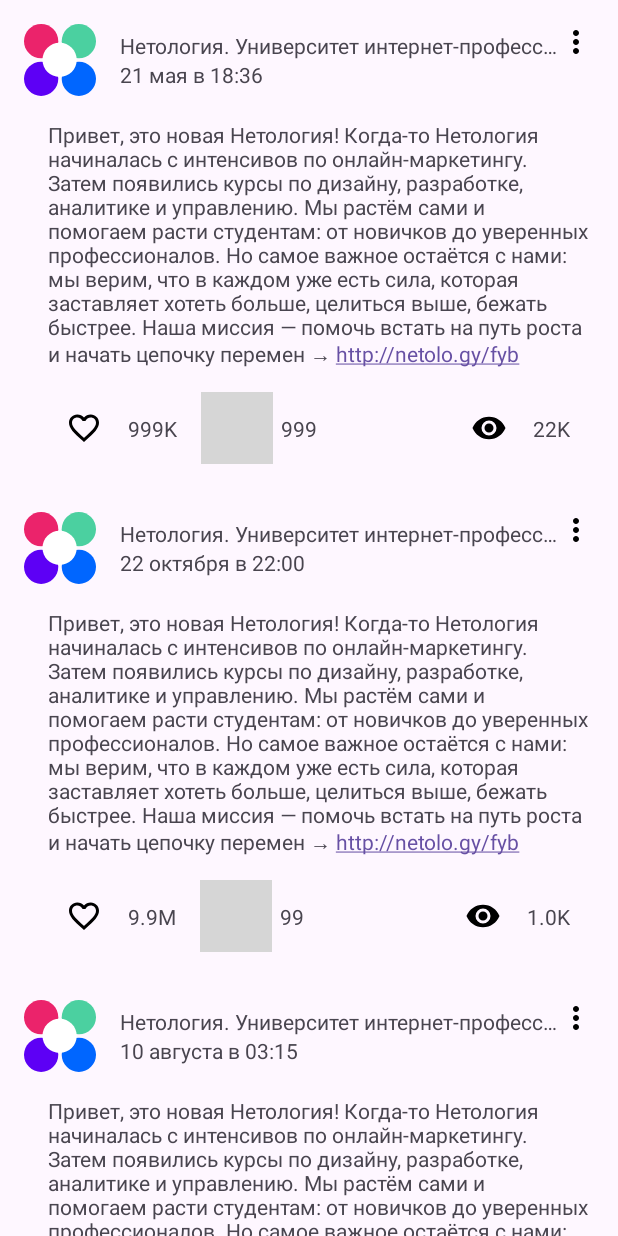
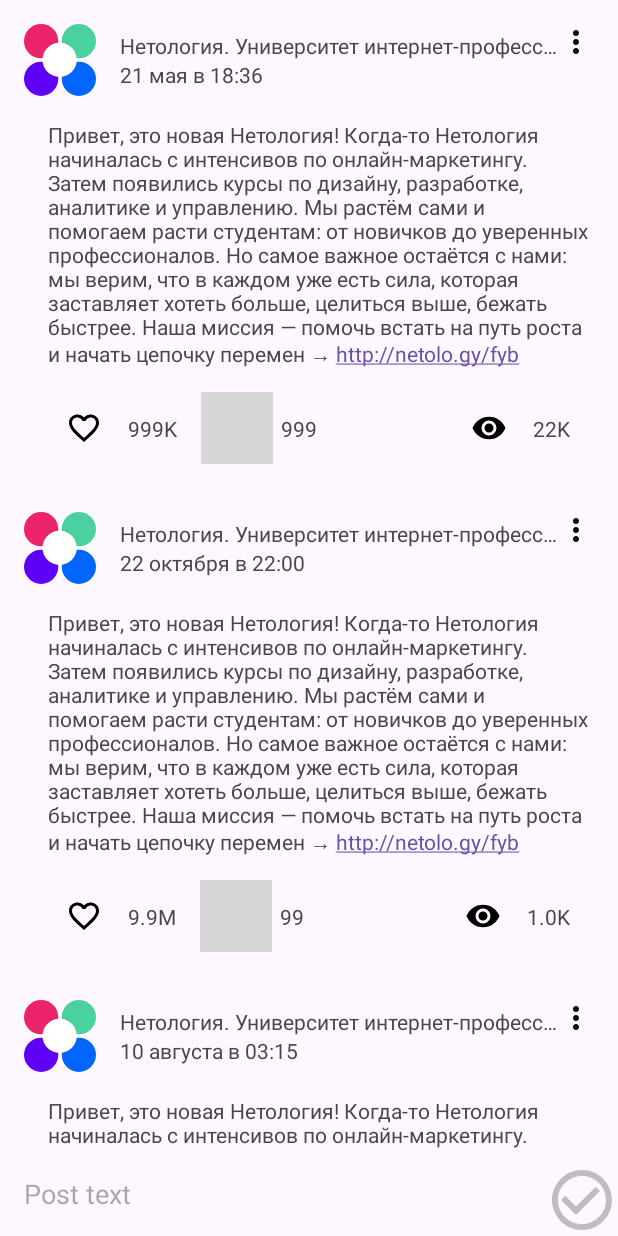
Before and after one commit to stilett00/01_firstApp, an Android app: the screen it shows after launch (MainActivity), on a phone screen of 412 x 824 dp. Run offline under Robolectric (Android 15) with nearby library versions, the phone set to English and light mode, and no system bars; grey boxes are pictures that could not be loaded.

Commit message:
add CRUD

```diff
--- a/app/src/main/java/ru/netology/nmedia/MainActivity.kt
+++ b/app/src/main/java/ru/netology/nmedia/MainActivity.kt
@@ -1,10 +1,15 @@
 package ru.netology.nmedia
 
 import android.os.Bundle
+import android.widget.Toast
 import androidx.appcompat.app.AppCompatActivity
 import androidx.activity.viewModels
+import ru.netology.nmedia.adapter.OnInteractionListener
 import ru.netology.nmedia.adapter.PostsAdapter
 import ru.netology.nmedia.databinding.ActivityMainBinding
+import ru.netology.nmedia.dto.Post
+import ru.netology.nmedia.util.AndroidUtils
+import ru.netology.nmedia.util.focusAndShowKeyboard
 import ru.netology.nmedia.viewmodel.PostViewModel
 
 
@@ -15,17 +20,57 @@
         setContentView(binding.root)
 
         val viewModel: PostViewModel by viewModels()
-        val adapter = PostsAdapter(
-            onLikeListener = { post ->
+        val adapter = PostsAdapter(object : OnInteractionListener {
+            override fun onLike(post: Post) {
                 viewModel.likeById(post.id)
-            },
-            onShareListener = { post ->
+            }
+
+            override fun onShare(post: Post) {
                 viewModel.share(post.id)
             }
+
+            override fun onRemove(post: Post) {
+                viewModel.removeById(post.id)
+            }
+
+            override fun onEdit(post: Post) {
+                viewModel.edit(post)
+            }
+
+        }
         )
         binding.list.adapter = adapter
         viewModel.data.observe(this) { posts ->
-            adapter.submitList(posts)
+            val newPost = adapter.currentList.size < posts.size
+            adapter.submitList(posts) {
+                if (newPost) {
+                    binding.list.smoothScrollToPosition(0)
+                }
+            }
+        }
+
+        viewModel.edited.observe(this) { editedPost ->
+            if (editedPost.id == 0L) return@observe
+
+            binding.content.setText(editedPost.content)
+            binding.content.focusAndShowKeyboard()
+        }
+
+        binding.save.setOnClickListener {
+            val text = binding.content.text.toString()
+            if (text.isNullOrBlank()) {
+                Toast.makeText(
+                    this,
+                    R.string.error_empty_content,
+                    Toast.LENGTH_LONG
+                ).show()
+                return@setOnClickListener
+            }
+
+            viewModel.saveContent(text)
+            binding.content.setText("")
+            binding.content.clearFocus()
+            AndroidUtils.hideKeyboard(it)
         }
     }
 }
--- a/app/src/main/java/ru/netology/nmedia/adapter/PostsAdapter.kt
+++ b/app/src/main/java/ru/netology/nmedia/adapter/PostsAdapter.kt
@@ -2,6 +2,7 @@
 
 import android.view.LayoutInflater
 import android.view.ViewGroup
+import androidx.appcompat.widget.PopupMenu
 import androidx.recyclerview.widget.ListAdapter
 import androidx.recyclerview.widget.RecyclerView
 import ru.netology.nmedia.R
@@ -9,18 +10,21 @@
 import ru.netology.nmedia.dto.Post
 import ru.netology.nmedia.ui.PostClickHandler
 
-typealias OnLikeListener = (post: Post) -> Unit
-typealias OnShareListener = (post: Post) -> Unit
+interface OnInteractionListener {
+    fun onLike(post: Post)
+    fun onShare(post: Post)
+    fun onRemove(post: Post)
+    fun onEdit(post: Post)
+}
 
 class PostsAdapter(
-    private val onLikeListener: OnLikeListener,
-    private val onShareListener: OnShareListener,
+    private val onInteractionListener: OnInteractionListener,
 ) : ListAdapter<Post, PostViewHolder>(PostDiffCallback()) {
 
     override fun onCreateViewHolder(parent: ViewGroup, viewType: Int): PostViewHolder {
         val binding =
             PostCardLayoutBinding.inflate(LayoutInflater.from(parent.context), parent, false)
-        return PostViewHolder(binding, onLikeListener, onShareListener)
+        return PostViewHolder(binding, onInteractionListener)
     }
 
     override fun onBindViewHolder(holder: PostViewHolder, position: Int) {
@@ -34,8 +38,7 @@
 
 class PostViewHolder(
     private val binding: PostCardLayoutBinding,
-    private val onLikeListener: OnLikeListener,
-    private val onShareListener: OnShareListener
+    private val onInteractionListener: OnInteractionListener,
 ) : RecyclerView.ViewHolder(binding.root) {
 
     private val postClickHandler = PostClickHandler()
@@ -55,11 +58,32 @@
             }
 
             likes.setOnClickListener {
-                onLikeListener(post)
+                onInteractionListener.onLike(post)
             }
 
             share.setOnClickListener {
-                onShareListener(post)
+                onInteractionListener.onShare(post)
+            }
+
+            menu.setOnClickListener{
+                PopupMenu(it.context, it).apply {
+                    inflate(R.menu.options_menu)
+                    setOnMenuItemClickListener { menuItem ->
+                        when (menuItem.itemId) {
+                            R.id.remove -> {
+                                onInteractionListener.onRemove(post)
+                                true
+                            }
+
+                            R.id.edit -> {
+                                onInteractionListener.onEdit(post)
+                                true
+                            }
+
+                            else -> false
+                        }
+                    }
+                }.show()
             }
 
             likesCount.text = postClickHandler.numbersConverter(post.likes)
--- a/app/src/main/java/ru/netology/nmedia/repository/PostRepository.kt
+++ b/app/src/main/java/ru/netology/nmedia/repository/PostRepository.kt
@@ -7,4 +7,6 @@
     fun getAll(): LiveData<List<Post>>
     fun likeById(id: Long)
     fun share(id: Long)
+    fun removeById(id: Long)
+    fun save(post: Post)
 }
--- a/app/src/main/java/ru/netology/nmedia/repository/PostRepositoryInMemoryImpl.kt
+++ b/app/src/main/java/ru/netology/nmedia/repository/PostRepositoryInMemoryImpl.kt
@@ -5,9 +5,10 @@
 import ru.netology.nmedia.dto.Post
 
 class PostRepositoryInMemoryImpl : PostRepository {
+    private var nextId = 1L
     private var posts = listOf(
         Post(
-            id = 1,
+            id = nextId++,
             author = "Нетология. Университет интернет-профессий будущего",
             content = "Привет, это новая Нетология! Когда-то Нетология начиналась с интенсивов по онлайн-маркетингу. Затем появились курсы по дизайну, разработке, аналитике и управлению. Мы растём сами и помогаем расти студентам: от новичков до уверенных профессионалов. Но самое важное остаётся с нами: мы верим, что в каждом уже есть сила, которая заставляет хотеть больше, целиться выше, бежать быстрее. Наша миссия — помочь встать на путь роста и начать цепочку перемен → http://netolo.gy/fyb",
             published = "21 мая в 18:36",
@@ -17,7 +18,7 @@
             views = 22_222
         ),
         Post(
-            id = 2,
+            id = nextId++,
             author = "Нетология. Университет интернет-профессий будущего",
             content = "Привет, это новая Нетология! Когда-то Нетология начиналась с интенсивов по онлайн-маркетингу. Затем появились курсы по дизайну, разработке, аналитике и управлению. Мы растём сами и помогаем расти студентам: от новичков до уверенных профессионалов. Но самое важное остаётся с нами: мы верим, что в каждом уже есть сила, которая заставляет хотеть больше, целиться выше, бежать быстрее. Наша миссия — помочь встать на путь роста и начать цепочку перемен → http://netolo.gy/fyb",
             published = "22 октября в 22:00",
@@ -27,7 +28,7 @@
             views = 1000
         ),
         Post(
-            id = 3,
+            id = nextId++,
             author = "Нетология. Университет интернет-профессий будущего",
             content = "Привет, это новая Нетология! Когда-то Нетология начиналась с интенсивов по онлайн-маркетингу. Затем появились курсы по дизайну, разработке, аналитике и управлению. Мы растём сами и помогаем расти студентам: от новичков до уверенных профессионалов. Но самое важное остаётся с нами: мы верим, что в каждом уже есть сила, которая заставляет хотеть больше, целиться выше, бежать быстрее. Наша миссия — помочь встать на путь роста и начать цепочку перемен → http://netolo.gy/fyb",
             published = "10 августа в 03:15",
@@ -37,7 +38,7 @@
             views = 1_000_000
         ),
         Post(
-            id = 4,
+            id = nextId++,
             author = "Нетология. Университет интернет-профессий будущего",
             content = "Привет, это новая Нетология! Когда-то Нетология начиналась с интенсивов по онлайн-маркетингу. Затем появились курсы по дизайну, разработке, аналитике и управлению. Мы растём сами и помогаем расти студентам: от новичков до уверенных профессионалов. Но самое важное остаётся с нами: мы верим, что в каждом уже есть сила, которая заставляет хотеть больше, целиться выше, бежать быстрее. Наша миссия — помочь встать на путь роста и начать цепочку перемен → http://netolo.gy/fyb",
             published = "10 августа в 03:15",
@@ -65,8 +66,29 @@
 
     override fun share(id: Long) {
         posts = posts.map {
-            if (it.id != id) it
-            else it.copy(share = it.share + 1)
+            if (it.id != id) it else it.copy(share = it.share + 1)
+        }
+        data.value = posts
+    }
+
+    override fun removeById(id: Long) {
+        posts = posts.filter { it.id != id }
+        data.value = posts
+    }
+
+    override fun save(post: Post) {
+        posts = if (post.id == 0L) {
+            listOf(
+                post.copy(
+                    id = nextId++,
+                    author = "me",
+                    published = "now",
+                )
+            ) + posts
+        } else {
+            posts.map {
+                if (it.id != post.id) it else it.copy(content = post.content)
+            }
         }
         data.value = posts
     }
--- a/app/src/main/java/ru/netology/nmedia/viewmodel/PostViewModel.kt
+++ b/app/src/main/java/ru/netology/nmedia/viewmodel/PostViewModel.kt
@@ -1,13 +1,35 @@
 package ru.netology.nmedia.viewmodel
 
+import androidx.lifecycle.MutableLiveData
 import androidx.lifecycle.ViewModel
+import ru.netology.nmedia.dto.Post
 import ru.netology.nmedia.repository.PostRepository
 import ru.netology.nmedia.repository.PostRepositoryInMemoryImpl
+
+val empty = Post(
+    id = 0,
+    author = "",
+    content = "",
+    published = "",
+)
 
 class PostViewModel : ViewModel() {
     private val repository : PostRepository = PostRepositoryInMemoryImpl()
     val data = repository.getAll()
+    val edited = MutableLiveData(empty)
 
     fun likeById(id: Long) = repository.likeById(id)
     fun share(id: Long) = repository.share(id)
+    fun removeById(id: Long) = repository.removeById(id)
+
+    fun edit(post: Post) {
+        edited.value = post
+    }
+
+    fun saveContent(content: String) {
+        edited.value?.let { editPost ->
+            repository.save(editPost.copy(content = content))
+        }
+        edited.value = empty
+    }
 }
--- /dev/null
+++ b/app/src/main/res/drawable/ic_save_48.xml
@@ -0,0 +1,5 @@
+<vector xmlns:android="http://schemas.android.com/apk/res/android" android:height="48dp" android:tint="#BEBEBE" android:viewportHeight="24" android:viewportWidth="24" android:width="48dp">
+
+    <path android:fillColor="@android:color/white" android:pathData="M16.59,7.58L10,14.17l-3.59,-3.58L5,12l5,5 8,-8zM12,2C6.48,2 2,6.48 2,12s4.48,10 10,10 10,-4.48 10,-10S17.52,2 12,2zM12,20c-4.42,0 -8,-3.58 -8,-8s3.58,-8 8,-8 8,3.58 8,8 -3.58,8 -8,8z"/>
+
+</vector>
--- a/app/src/main/res/layout/activity_main.xml
+++ b/app/src/main/res/layout/activity_main.xml
@@ -1,13 +1,52 @@
 <?xml version="1.0" encoding="utf-8"?>
-<FrameLayout xmlns:android="http://schemas.android.com/apk/res/android"
+<androidx.constraintlayout.widget.ConstraintLayout xmlns:android="http://schemas.android.com/apk/res/android"
   xmlns:app="http://schemas.android.com/apk/res-auto"
+  xmlns:tools="http://schemas.android.com/tools"
+  android:id="@+id/main"
   android:layout_width="match_parent"
   android:layout_height="match_parent"
-    android:id="@+id/main">
+  tools:context=".MainActivity">
+
   <androidx.recyclerview.widget.RecyclerView
     android:id="@+id/list"
     android:layout_width="match_parent"
-        android:layout_height="match_parent"
+    android:layout_height="0dp"
     app:layoutManager="androidx.recyclerview.widget.LinearLayoutManager"
-        />
-</FrameLayout>
+    app:layout_constraintBottom_toTopOf="@+id/toolsTop"
+    app:layout_constraintTop_toTopOf="parent"
+    tools:listitem="@layout/post_card_layout" />
+
+  <EditText
+    android:id="@+id/content"
+    android:layout_width="0dp"
+    android:layout_height="wrap_content"
+    android:inputType="textMultiLine"
+    android:background="@android:color/transparent"
+    android:hint="@string/post_text"
+    android:padding="@dimen/common_spacing"
+    android:importantForAutofill="no"
+    app:layout_constraintTop_toTopOf="@id/toolsTop"
+    app:layout_constraintEnd_toStartOf="@id/save"
+    app:layout_constraintStart_toStartOf="parent"
+    app:layout_constraintBottom_toBottomOf="parent" />
+
+  <ImageButton
+    android:id="@+id/save"
+    android:layout_width="wrap_content"
+    android:layout_height="wrap_content"
+    android:layout_marginTop="@dimen/common_spacing"
+    android:contentDescription="@string/description_post_like"
+    android:background="@android:color/transparent"
+    android:src="@drawable/ic_save_48"
+    app:layout_constraintBottom_toBottomOf="parent"
+    app:layout_constraintStart_toEndOf="@id/content"
+    app:layout_constraintEnd_toEndOf="parent" />
+
+  <androidx.constraintlayout.widget.Barrier
+    android:id="@+id/toolsTop"
+    android:layout_width="wrap_content"
+    android:layout_height="wrap_content"
+    app:barrierDirection="top"
+    app:constraint_referenced_ids="content, save" />
+
+</androidx.constraintlayout.widget.ConstraintLayout>
--- /dev/null
+++ b/app/src/main/res/menu/options_menu.xml
@@ -0,0 +1,10 @@
+<?xml version="1.0" encoding="utf-8"?>
+<menu xmlns:android="http://schemas.android.com/apk/res/android">
+  <item
+    android:id="@+id/edit"
+    android:title="@string/menu_edit" />
+
+  <item
+    android:id="@+id/remove"
+    android:title="@string/menu_remove" />
+</menu>
--- a/app/src/main/res/values/strings.xml
+++ b/app/src/main/res/values/strings.xml
@@ -8,4 +8,9 @@
     <string name="description_menu">3 dots</string>
     <string name="description_post_share">share_count</string>
   <string name="descriotion_heart_image">Likes</string>
+  <string name="menu_remove">Remove</string>
+  <string name="post_text">Post text</string>
+  <string name="error_empty_content">Empty post</string>
+  <string name="description_post_like">Save</string>
+  <string name="menu_edit">Edit</string>
 </resources>
```
Also changed, not shown: app/src/main/java/ru/netology/nmedia/util/AndroidUtils.kt (added, +48 -0 lines), 1 other file. Lines whose indentation alone changed are shown as unchanged.
